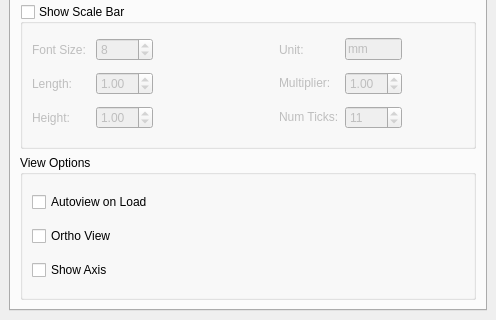
First picture: the form in src/Interface/Modules/Render/ViewSceneControls.ui, repository SCIInstitute/SCIRun, before the edit; both pictures show x 0 to 496 and y 342 to 662 of the 496 by 662 pixel window.
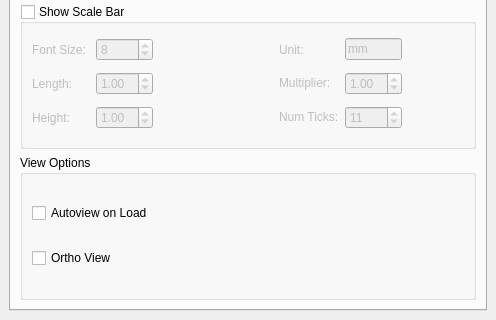
Second picture: the form after the edit.

```diff
--- a/src/Interface/Modules/Render/ViewSceneControls.ui
+++ b/src/Interface/Modules/Render/ViewSceneControls.ui
@@ -1795,13 +1795,6 @@
              </property>
             </widget>
            </item>
-           <item row="2" column="0">
-            <widget class="QCheckBox" name="showAxisCheckBox_">
-             <property name="text">
-              <string>Show Axis</string>
-             </property>
-            </widget>
-           </item>
           </layout>
          </widget>
         </item>
```
